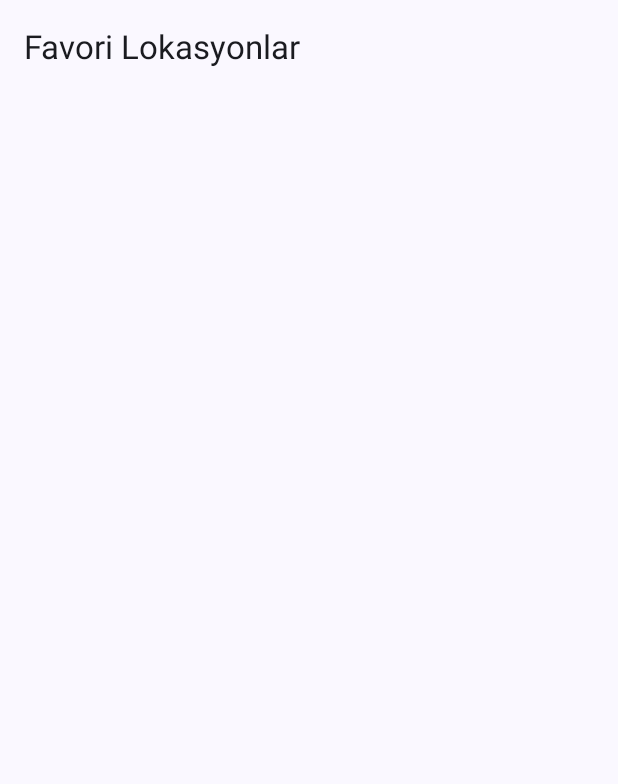
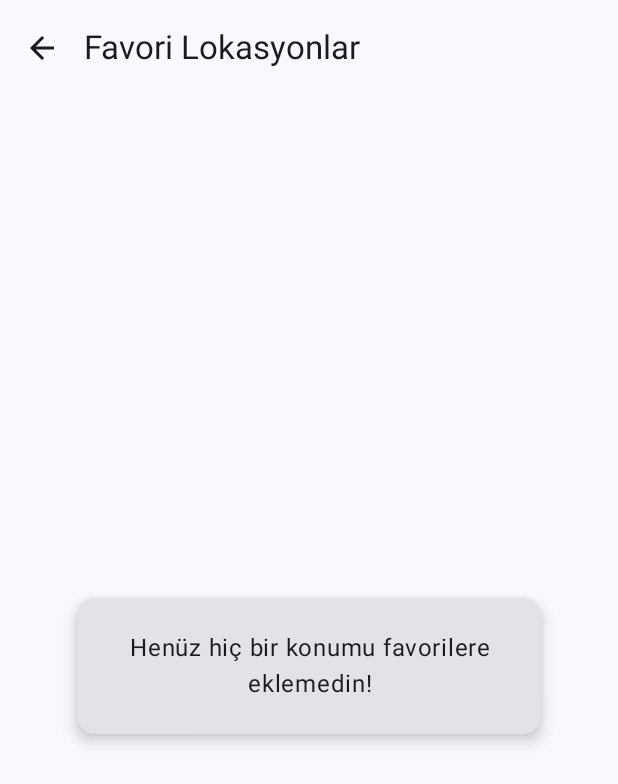
Before and after one commit to Can-Usta/TravelTurkey, an Android app built with Jetpack Compose: the HomeScreen screen opened through its navigation route, after a tap on "Favoriler", on a phone screen of 412 x 824 dp. Shown: the top 784 px of the screen. Run offline under Robolectric (Android 15) with nearby library versions, the light colour scheme and no system bars; our stand-ins replace Dagger/Hilt's generated code, Room's generated code; 1 other tap on this screen came first.

Commit message:
unused imports removed.

```diff
--- a/app/src/main/java/com/canusta/travelturkey/data/remote/api/CityApi.kt
+++ b/app/src/main/java/com/canusta/travelturkey/data/remote/api/CityApi.kt
@@ -1,7 +1,6 @@
 package com.canusta.travelturkey.data.remote.api
 
 import com.canusta.travelturkey.data.remote.model.CityResponse
-import retrofit2.Call
 import retrofit2.http.GET
 import retrofit2.http.Path
 
--- a/app/src/main/java/com/canusta/travelturkey/ui/component/CustomErrorDialog.kt
+++ b/app/src/main/java/com/canusta/travelturkey/ui/component/CustomErrorDialog.kt
@@ -8,21 +8,23 @@ import androidx.compose.material3.MaterialTheme
 import androidx.compose.material3.Text
 import androidx.compose.runtime.Composable
 import androidx.compose.ui.Modifier
+import androidx.compose.ui.res.stringResource
 import androidx.compose.ui.unit.dp
+import com.canusta.travelturkey.R
 
 @Composable
 fun CustomErrorDialog(message: String, onDismiss: () -> Unit) {
     AlertDialog(
         onDismissRequest = onDismiss,
         title = {
-            Text(text = "Bir Hata Oluştu", style = MaterialTheme.typography.titleMedium)
+            Text(text = stringResource(R.string.error_text), style = MaterialTheme.typography.titleMedium)
         },
         text = {
             Text(text = message, style = MaterialTheme.typography.bodyMedium)
         },
         confirmButton = {
             Text(
-                text = "Tamam",
+                text = stringResource(R.string.ok_text),
                 modifier = Modifier
                     .padding(8.dp)
                     .clickable { onDismiss() },
--- /dev/null
+++ b/app/src/main/java/com/canusta/travelturkey/ui/component/CustomTopAppBar.kt
@@ -0,0 +1,51 @@
+package com.canusta.travelturkey.ui.component
+
+import androidx.compose.foundation.layout.Box
+import androidx.compose.foundation.layout.fillMaxWidth
+import androidx.compose.material.icons.Icons
+import androidx.compose.material.icons.automirrored.filled.ArrowBack
+import androidx.compose.material3.ExperimentalMaterial3Api
+import androidx.compose.material3.Icon
+import androidx.compose.material3.IconButton
+import androidx.compose.material3.Text
+import androidx.compose.material3.TopAppBar
+import androidx.compose.runtime.Composable
+import androidx.compose.ui.Alignment
+import androidx.compose.ui.Modifier
+
+@OptIn(ExperimentalMaterial3Api::class)
+@Composable
+fun CustomAppBar(
+    title: String,
+    onBack: (() -> Unit)? = null,
+    actions: @Composable (() -> Unit)? = null,
+    centerTitle: Boolean = false,
+) {
+    TopAppBar(
+        title = {
+            if (centerTitle) {
+                Box(
+                    modifier = Modifier.fillMaxWidth(),
+                    contentAlignment = Alignment.Center
+                ) {
+                    Text(text = title)
+                }
+            } else {
+                Text(text = title)
+            }
+        },
+        navigationIcon = {
+            onBack?.let {
+                IconButton(onClick = it) {
+                    Icon(
+                        imageVector = Icons.AutoMirrored.Filled.ArrowBack,
+                        contentDescription = "Geri"
+                    )
+                }
+            }
+        },
+        actions = {
+            actions?.invoke()
+        }
+    )
+}
--- a/app/src/main/java/com/canusta/travelturkey/ui/favorite/FavoriteLocationScreen.kt
+++ b/app/src/main/java/com/canusta/travelturkey/ui/favorite/FavoriteLocationScreen.kt
@@ -1,7 +1,9 @@
 package com.canusta.travelturkey.ui.favorite
 
 import androidx.compose.foundation.clickable
+import androidx.compose.foundation.layout.Box
 import androidx.compose.foundation.layout.Row
+import androidx.compose.foundation.layout.fillMaxSize
 import androidx.compose.foundation.layout.fillMaxWidth
 import androidx.compose.foundation.layout.padding
 import androidx.compose.foundation.lazy.LazyColumn
@@ -10,22 +12,23 @@ import androidx.compose.material.icons.Icons
 import androidx.compose.material.icons.filled.Favorite
 import androidx.compose.material3.Card
 import androidx.compose.material3.CardDefaults
-import androidx.compose.material3.ExperimentalMaterial3Api
 import androidx.compose.material3.Icon
 import androidx.compose.material3.MaterialTheme
 import androidx.compose.material3.Scaffold
 import androidx.compose.material3.Text
-import androidx.compose.material3.TopAppBar
 import androidx.compose.runtime.Composable
 import androidx.compose.runtime.collectAsState
 import androidx.compose.runtime.getValue
 import androidx.compose.ui.Alignment
 import androidx.compose.ui.Modifier
+import androidx.compose.ui.res.stringResource
+import androidx.compose.ui.text.style.TextAlign
 import androidx.compose.ui.unit.dp
 import androidx.hilt.navigation.compose.hiltViewModel
 import androidx.navigation.NavController
+import com.canusta.travelturkey.R
+import com.canusta.travelturkey.ui.component.CustomAppBar
 
-@OptIn(ExperimentalMaterial3Api::class)
 @Composable
 fun FavoriteLocationScreen(
     navController: NavController,
@@ -35,11 +38,42 @@ fun FavoriteLocationScreen(
 
     Scaffold(
         topBar = {
-            TopAppBar(title = {
-                Text("Favori Lokasyonlar")
-            })
+            CustomAppBar(
+                title = stringResource(R.string.favorite_locations_text),
+                onBack = { navController.popBackStack() }
+            )
         }
     ) { innerPadding ->
+
+        if (favorites.isEmpty()) {
+            Box(
+                modifier = Modifier
+                    .fillMaxSize()
+                    .padding(innerPadding),
+                contentAlignment = Alignment.Center
+            ) {
+                Card(
+                    shape = RoundedCornerShape(12.dp),
+                    elevation = CardDefaults.cardElevation(6.dp),
+                    modifier = Modifier
+                        .padding(24.dp)
+                        .fillMaxWidth(0.85f)
+                ) {
+                    Box(
+                        modifier = Modifier
+                            .padding(24.dp),
+                        contentAlignment = Alignment.Center
+                    ) {
+                        Text(
+                            text = stringResource(R.string.you_have_not_added_any_locations_to_your_favorites_yet_text),
+                            style = MaterialTheme.typography.bodyLarge,
+                            color = MaterialTheme.colorScheme.onSurface,
+                            textAlign = TextAlign.Center
+                        )
+                    }
+                }
+            }
+        } else {
             LazyColumn(modifier = Modifier.padding(innerPadding)) {
                 items(favorites.size) { fav ->
                     val favoriteLocation = favorites[fav]
@@ -69,7 +103,7 @@ fun FavoriteLocationScreen(
 
                             Icon(
                                 imageVector = Icons.Default.Favorite,
-                            contentDescription = "Favoriden çıkar",
+                                contentDescription = stringResource(R.string.remove_from_favorite_text),
                                 tint = MaterialTheme.colorScheme.primary,
                                 modifier = Modifier
                                     .clickable {
@@ -82,3 +116,4 @@ fun FavoriteLocationScreen(
             }
         }
     }
+}
--- a/app/src/main/java/com/canusta/travelturkey/ui/home/HomeScreen.kt
+++ b/app/src/main/java/com/canusta/travelturkey/ui/home/HomeScreen.kt
@@ -23,14 +23,12 @@ import androidx.compose.material.icons.filled.KeyboardArrowUp
 import androidx.compose.material3.Card
 import androidx.compose.material3.CardDefaults
 import androidx.compose.material3.CircularProgressIndicator
-import androidx.compose.material3.ExperimentalMaterial3Api
 import androidx.compose.material3.FloatingActionButton
 import androidx.compose.material3.Icon
 import androidx.compose.material3.IconButton
 import androidx.compose.material3.MaterialTheme
 import androidx.compose.material3.Scaffold
 import androidx.compose.material3.Text
-import androidx.compose.material3.TopAppBar
 import androidx.compose.runtime.Composable
 import androidx.compose.runtime.LaunchedEffect
 import androidx.compose.runtime.collectAsState
@@ -41,6 +39,7 @@ import androidx.compose.runtime.setValue
 import androidx.compose.ui.Alignment
 import androidx.compose.ui.Modifier
 import androidx.compose.ui.res.painterResource
+import androidx.compose.ui.res.stringResource
 import androidx.compose.ui.text.style.TextOverflow
 import androidx.compose.ui.unit.dp
 import androidx.hilt.navigation.compose.hiltViewModel
@@ -48,11 +47,12 @@ import androidx.navigation.NavController
 import com.canusta.travelturkey.R
 import com.canusta.travelturkey.data.local.entity.FavoriteLocationEntity
 import com.canusta.travelturkey.data.remote.model.City
+import com.canusta.travelturkey.ui.component.CustomAppBar
 import com.canusta.travelturkey.ui.component.CustomErrorDialog
 import com.canusta.travelturkey.ui.favorite.FavoriteLocationViewModel
 import com.canusta.travelturkey.ui.navigation.NavRoot
+import com.canusta.travelturkey.ui.theme.PrimaryColor
 
-@OptIn(ExperimentalMaterial3Api::class)
 @Composable
 fun HomeScreen(viewModel: HomeViewModel = hiltViewModel(), navController: NavController) {
     val cities by viewModel.cities.collectAsState()
@@ -64,23 +64,17 @@ fun HomeScreen(viewModel: HomeViewModel = hiltViewModel(), navController: NavCon
 
     Scaffold(
         topBar = {
-            TopAppBar(
-                title = {
-                    Box(
-                        modifier = Modifier.fillMaxWidth(),
-                        contentAlignment = Alignment.Center
-                    ) {
-                        Text("Şehirler")
-                    }
-                },
+            CustomAppBar(
+                title = stringResource(R.string.citys_text),
+                centerTitle = true,
                 actions = {
                     IconButton(onClick = {
                         navController.navigate(NavRoot.FAVORITE.route)
                     }) {
                         Icon(
                             imageVector = Icons.Default.Favorite,
-                            contentDescription = "Favoriler",
-                            tint = MaterialTheme.colorScheme.primary
+                            contentDescription = stringResource(R.string.favorites_text),
+                            tint = PrimaryColor
                         )
                     }
                 }
@@ -188,10 +182,10 @@ fun CityCard(
                 if(hasLocations){
                     Icon(
                         imageVector = Icons.AutoMirrored.Filled.ArrowForward,
-                        contentDescription = "Detay",
+                        contentDescription = stringResource(R.string.detail_text),
                         modifier = Modifier
                             .clickable {
-                                navController.navigate("city_map/$index")
+                                navController.navigate(NavRoot.CITY_MAP.route.replace("{cityIndex}", index.toString()))
                             }
                             .padding(start = 8.dp),
                         tint = MaterialTheme.colorScheme.primary
@@ -280,7 +274,7 @@ fun LocationItem(
             ) {
                 Icon(
                     imageVector = if (isFavorite) Icons.Default.Favorite else Icons.Default.FavoriteBorder,
-                    contentDescription = "Favori",
+                    contentDescription = stringResource(R.string.favorite_text),
                     tint = iconColor
                 )
             }
--- a/app/src/main/java/com/canusta/travelturkey/ui/locationmap/LocationMapView.kt
+++ b/app/src/main/java/com/canusta/travelturkey/ui/locationmap/LocationMapView.kt
@@ -29,9 +29,7 @@ fun LocationMapView(
         )
     ) {
         Marker(
-            state = rememberMarkerState(position = coordinates),
-            title = "Ziyaret Noktası",
-            snippet = "Buradasınız"
+            state = rememberMarkerState(position = coordinates)
         )
     }
 }
--- a/app/src/main/java/com/canusta/travelturkey/ui/locationmap/LocationMapViewModel.kt
+++ b/app/src/main/java/com/canusta/travelturkey/ui/locationmap/LocationMapViewModel.kt
@@ -5,7 +5,6 @@ import android.location.LocationManager
 import androidx.lifecycle.ViewModel
 import androidx.lifecycle.viewModelScope
 import com.canusta.travelturkey.common.Resource
-import com.canusta.travelturkey.common.RootError
 import com.canusta.travelturkey.data.remote.model.Location
 import com.canusta.travelturkey.data.remote.repository.CityRepository
 import com.canusta.travelturkey.util.toLocalizedMessage
--- a/app/src/main/java/com/canusta/travelturkey/ui/locationmap/LocationPermissionHandler.kt
+++ b/app/src/main/java/com/canusta/travelturkey/ui/locationmap/LocationPermissionHandler.kt
@@ -7,6 +7,8 @@ import androidx.compose.runtime.Composable
 import androidx.compose.runtime.LaunchedEffect
 import androidx.compose.ui.Alignment
 import androidx.compose.ui.Modifier
+import androidx.compose.ui.res.stringResource
+import com.canusta.travelturkey.R
 import com.google.accompanist.permissions.ExperimentalPermissionsApi
 import com.google.accompanist.permissions.isGranted
 import com.google.accompanist.permissions.rememberPermissionState
@@ -30,7 +32,7 @@ fun LocationPermissionHandler(content: @Composable () -> Unit) {
         content()
     } else {
         Box(modifier = Modifier.fillMaxSize(), contentAlignment = Alignment.Center) {
-            Text("Konum izni gerekli.")
+            Text(stringResource(R.string.location_permission_required_text))
         }
     }
 }
--- a/app/src/main/java/com/canusta/travelturkey/ui/navigation/TravelTurkeyNavGraph.kt
+++ b/app/src/main/java/com/canusta/travelturkey/ui/navigation/TravelTurkeyNavGraph.kt
@@ -43,9 +43,10 @@ fun TravelTurkeyNavGraph(
             )
         }
         composable(
-            route = "city_map/{cityIndex}",
+            route = NavRoot.CITY_MAP.route,
             arguments = listOf(navArgument("cityIndex") { type = NavType.IntType })
-        ) {
+        ) { backStackEntry ->
+            val cityIndex = backStackEntry.arguments?.getInt("cityIndex")
             CityMapScreen(navController = navController)
         }
         composable(NavRoot.FAVORITE.route) {
--- a/app/src/main/res/values/strings.xml
+++ b/app/src/main/res/values/strings.xml
@@ -2,4 +2,28 @@
     <string name="app_name">TravelTurkey</string>
     <string name="try_again">Tekrar Dene</string>
     <string name="error">Hata</string>
+    <string name="city_text">Şehir</string>
+    <string name="back_text">Geri</string>
+    <string name="go_to_detail_text">Detaya Git</string>
+    <string name="error_text">Bir Hata Oluştu</string>
+    <string name="ok_text">Tamam</string>
+    <string name="go_to_location_text">Konumuma Git</string>
+    <string name="favorite_locations_text">Favori Lokasyonlar</string>
+    <string name="you_have_not_added_any_locations_to_your_favorites_yet_text">Henüz hiç bir konumu favorilere eklemedin!</string>
+    <string name="remove_from_favorite_text">Favoriden çıkar</string>
+    <string name="citys_text">Şehirler</string>
+    <string name="favorites_text">Favoriler</string>
+    <string name="detail_text">Detay</string>
+    <string name="favorite_text">Favori</string>
+    <string name="location_not_found_text">Lokasyon bilgisi bulunamadı.</string>
+    <string name="description_text">Açıklama</string>
+    <string name="show_on_map_text">Haritada Göster</string>
+    <string name="image_not_found_text">Görsel bulunamadı</string>
+    <string name="location_image_text">Lokasyon görseli</string>
+    <string name="location_service_is_off_text">Konum Servisi Kapalı</string>
+    <string name="please_turn_on_gps_to_see_your_location_on_the_map_text">Harita üzerinde konumunuzu görebilmek için lütfen GPS\'i açın.</string>
+    <string name="open_settings_text">Ayarları Aç</string>
+    <string name="cancel_text">İptal</string>
+    <string name="unable_to_obtain_valid_location_information_text">Geçerli konum bilgisi alınamadı.</string>
+    <string name="location_permission_required_text">Konum izni gerekli.</string>
 </resources>
```
Also changed, not shown: app/src/main/java/com/canusta/travelturkey/ui/citymap/CityMapScreen.kt (+13 -9 lines), app/src/main/java/com/canusta/travelturkey/ui/citymap/CityMapViewModel.kt (+8 -0 lines), app/src/main/java/com/canusta/travelturkey/ui/component/GoToMyLocationFab.kt (+5 -3 lines), app/src/main/java/com/canusta/travelturkey/ui/locationdetail/LocationDetailScreen.kt (+39 -19 lines), app/src/main/java/com/canusta/travelturkey/ui/locationmap/GpsDialogHandler.kt (+7 -5 lines), app/src/main/java/com/canusta/travelturkey/ui/locationmap/LocationMapScreen.kt (+5 -6 lines), app/src/main/java/com/canusta/travelturkey/util/FavoriteLocalEntity.kt (added, +15 -0 lines). Lines whose indentation alone changed are shown as unchanged.
